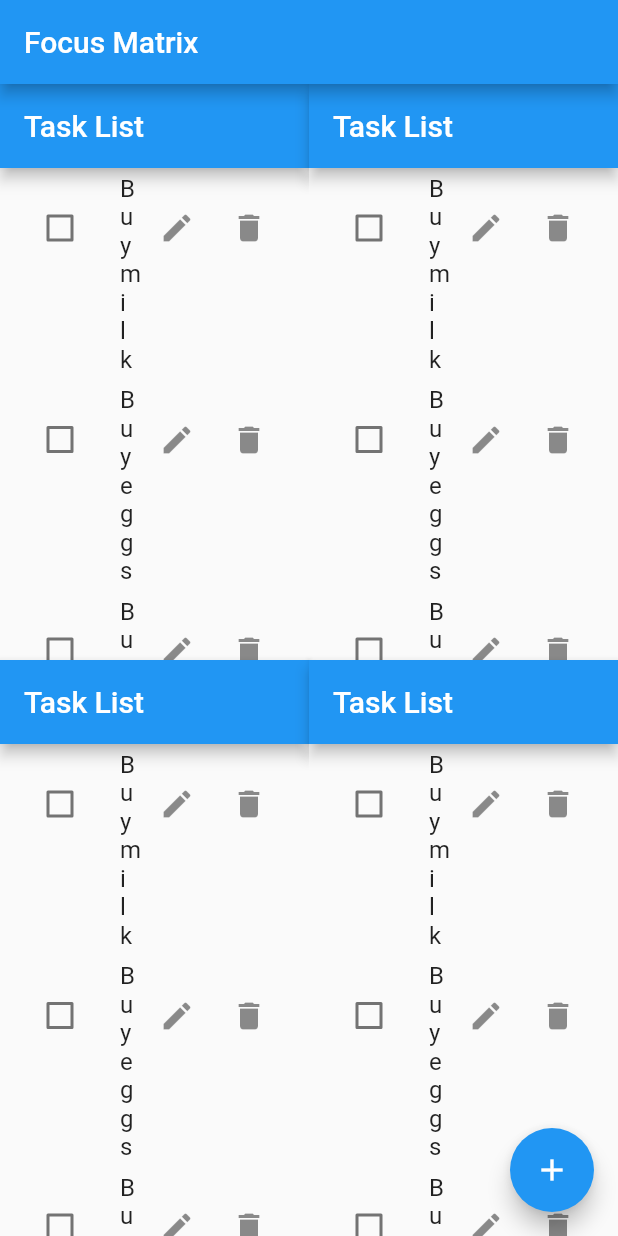
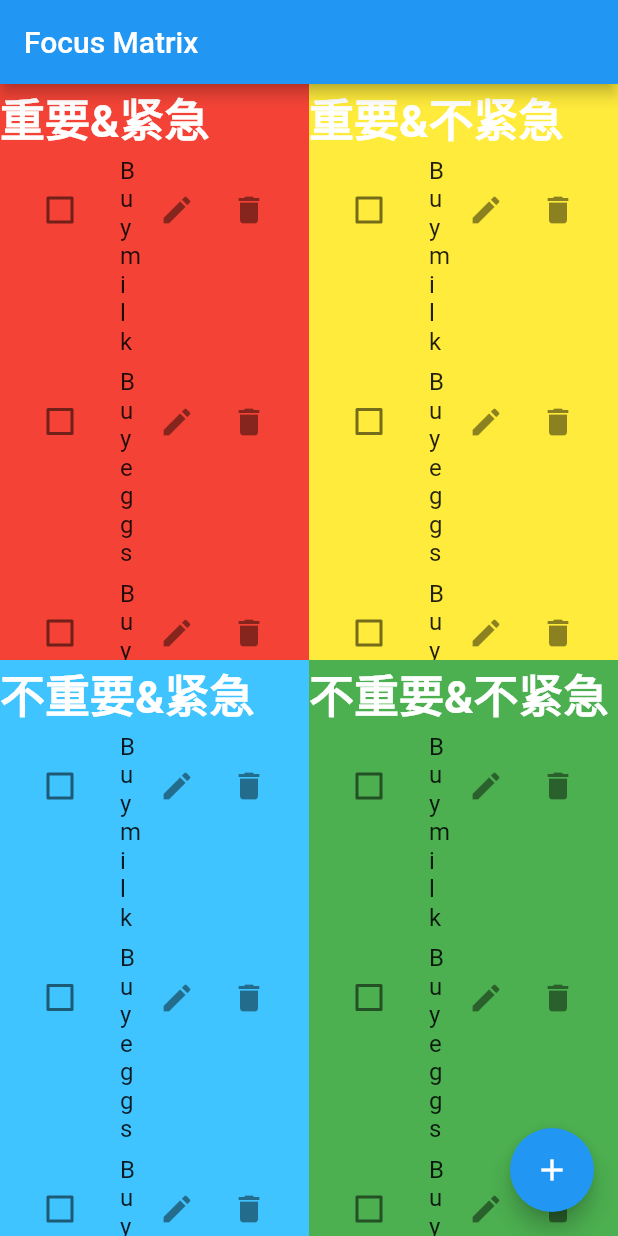
Before and after one commit to stong1994/best_todo, a Flutter app: the screen it shows after launch, on a phone screen of 412 x 824 dp. Run offline on Flutter 3.47's test engine with Material 2 defaults, Android fonts, the phone set to English and light mode, and no system bars.

Commit message:
增加四象限的标题

```diff
--- a/lib/focus_matrix.dart
+++ b/lib/focus_matrix.dart
@@ -142,11 +142,26 @@
   TaskList({required this.important, required this.urgent});
 
   @override
-  _TaskListState createState() => _TaskListState();
+  _TaskListState createState() => _TaskListState(title: this.getTitle());
+
+  String getTitle() {
+    if (this.important && this.urgent) {
+      return "重要&紧急";
+    } else if (this.important && !this.urgent) {
+      return "重要&不紧急";
+    } else if (!this.important && this.urgent) {
+      return "不重要&紧急";
+    } else {
+      return "不重要&不紧急";
+    }
+  }
 }
 
 class _TaskListState extends State<TaskList> {
+  final String title;
   late List<Task> tasks;
+
+  _TaskListState({required this.title});
 
   @override
   void initState() {
@@ -155,67 +170,20 @@
   }
 
   @override
-//   Widget build(BuildContext context) {
-//     return ListView.builder(
-//       itemCount: tasks.length,
-//       itemBuilder: (context, index) {
-//         final task = tasks[index];
-//         return CustomTaskCard(
-//           // key: Key(task.id),
-//           task: task,
-//           toggleCheckbox: (bool? checkboxState) {
-//             setState(() {
-//               task.toggleDone();
-//             });
-//           },
-//           // deleteTask: () {
-//           //   setState(() {
-//           //     taskData.deleteTask(task);
-//           //   });
-//           // },
-//           // editTask: () {
-//           //   _editTask(context, task);
-//           // },
-//           onTap: () {
-//             Navigator.push(
-//               context,
-//               MaterialPageRoute(
-//                   builder: (context) => TaskScreen(
-//                         task: task,
-//                         isEditing: false,
-//                       )),
-//             );
-//           },
-//         );
-
-//         // return CustomTaskCard(
-//         //   task: task,
-//         //   onCheckboxToggle: (value) {
-//         //     setState(() {
-//         //       task.isCompleted = value;
-//         //       context.read<TaskData>().updateTask(task);
-//         //     });
-//         //   },
-//         //   onTap: () {
-//         //     Navigator.push(
-//         //       context,
-//         //       MaterialPageRoute(builder: (context) => TaskScreen(task: task)),
-//         //     );
-//         //   },
-//         // );
-//       },
-//     );
-//   }
-// }
-
   Widget build(BuildContext context) {
-    return Scaffold(
-      appBar: AppBar(title: Text("Task List")),
-      body: Column(
-        children: [
+    return Column(
+        crossAxisAlignment: CrossAxisAlignment.stretch,
+        children: <Widget>[
+          Text(
+            title,
+            style: const TextStyle(
+              fontSize: 30.0,
+              fontWeight: FontWeight.w700,
+              color: Colors.white,
+            ),
+          ),
           Expanded(
-            child: Consumer<TaskData>(
-              builder: (context, taskData, child){
+              child: Consumer<TaskData>(builder: (context, taskData, child) {
             return ListView.builder(
               itemCount: taskData.taskCount,
               itemBuilder: (context, index) {
@@ -241,11 +209,7 @@
                 );
               },
             );
-              }
-            )
-          )
-        ]
-      ),
-    );
+          }))
+        ]);
   }
 }
```
Lines whose indentation alone changed are shown as unchanged.
